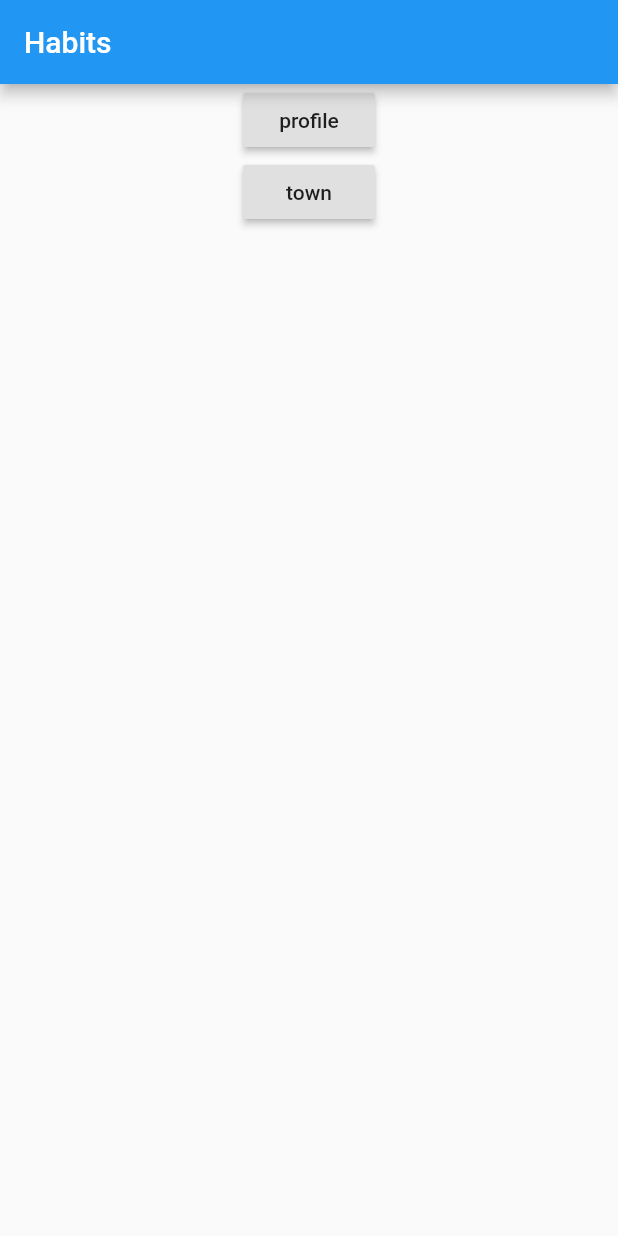
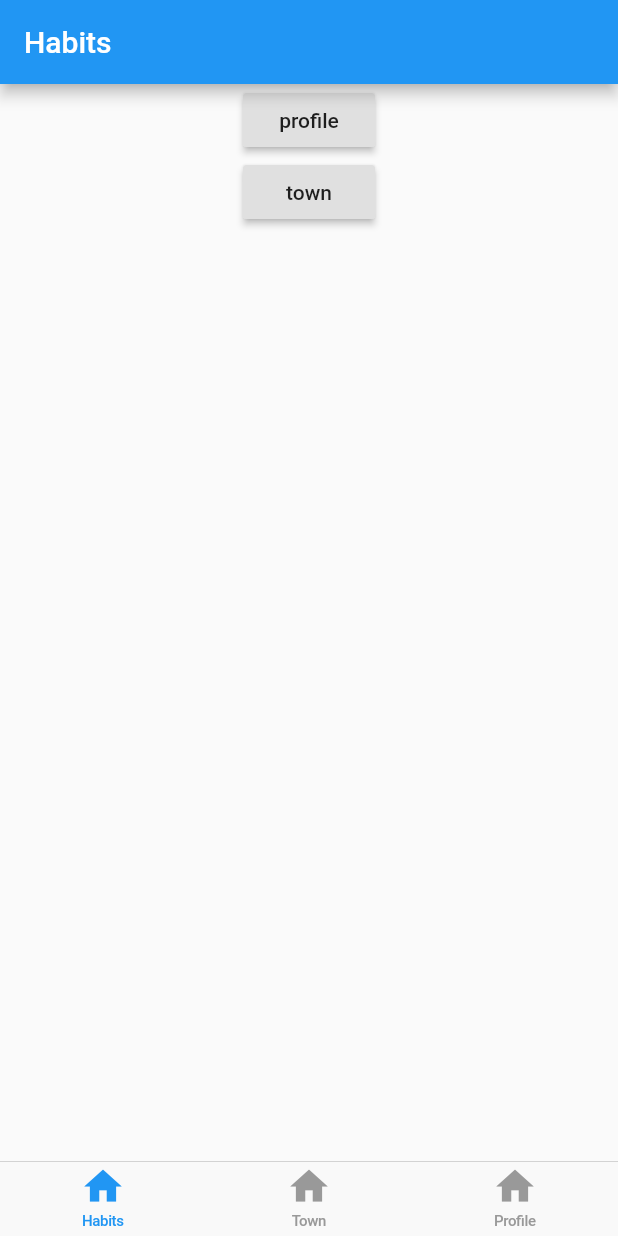
Before and after one commit to isaacRevan24/habit-build, a Flutter app: the screen it shows after launch, on a phone screen of 412 x 824 dp. Run offline on Flutter 3.47's test engine with Material 2 defaults, Android fonts, the phone set to English and light mode, and no system bars.

Commit message:
Agregado el bottom navigation bar usando el paquete de cupertino, y agregada una ruta mas que es la que se encarga de la navegación y redirige

```diff
--- /dev/null
+++ b/lib/presentation/core/bottom_navigation_bar.dart
@@ -0,0 +1,62 @@
+import 'package:flutter/cupertino.dart';
+import 'package:flutter/material.dart';
+import 'package:habit_build/presentation/habits/habits.dart';
+import 'package:habit_build/presentation/profile/profile.dart';
+import 'package:habit_build/presentation/town/town.dart';
+
+class Navigation extends StatelessWidget {
+  @override
+  Widget build(BuildContext context) {
+    return CupertinoTabScaffold(
+      tabBar: CupertinoTabBar(
+        items: const <BottomNavigationBarItem>[
+          BottomNavigationBarItem(
+            label: 'Habits',
+            icon: Icon(Icons.home),
+          ),
+          BottomNavigationBarItem(
+            label: 'Town',
+            icon: Icon(Icons.home),
+          ),
+          BottomNavigationBarItem(
+            label: 'Profile',
+            icon: Icon(Icons.home),
+          ),
+        ],
+      ),
+
+      // ignore: missing_return
+      tabBuilder: (BuildContext context, int index) {
+        switch (index) {
+          case 0:
+            return CupertinoTabView(
+              builder: (context) {
+                return CupertinoPageScaffold(
+                  child: Habits(),
+                );
+              },
+            );
+            break;
+          case 1:
+            return CupertinoTabView(
+              builder: (context) {
+                return CupertinoPageScaffold(
+                  child: Town(),
+                );
+              },
+            );
+            break;
+          case 2:
+            return CupertinoTabView(
+              builder: (context) {
+                return CupertinoPageScaffold(
+                  child: Profile(),
+                );
+              },
+            );
+            break;
+        }
+      },
+    );
+  }
+}
--- a/lib/route_generator.dart
+++ b/lib/route_generator.dart
@@ -1,4 +1,5 @@
 import 'package:flutter/material.dart';
+import 'package:habit_build/presentation/core/bottom_navigation_bar.dart';
 import 'package:habit_build/presentation/habits/habits.dart';
 import 'package:habit_build/presentation/profile/profile.dart';
 import 'package:habit_build/presentation/town/town.dart';
@@ -10,6 +11,8 @@ class RouteGenerator {
 
     switch (settings.name) {
       case '/':
+        return MaterialPageRoute(builder: (_) => Navigation());
+      case '/habits':
         return MaterialPageRoute(builder: (_) => Habits());
       case '/town':
         return MaterialPageRoute(builder: (_) => Town());
```
Also changed, not shown: pubspec.yaml (line endings or trailing spaces).
